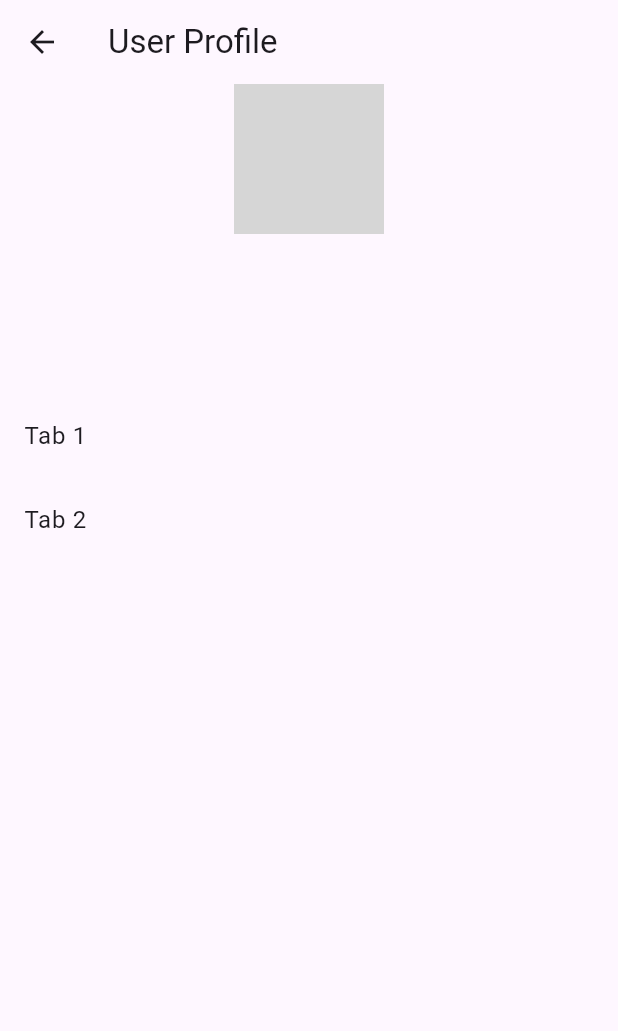
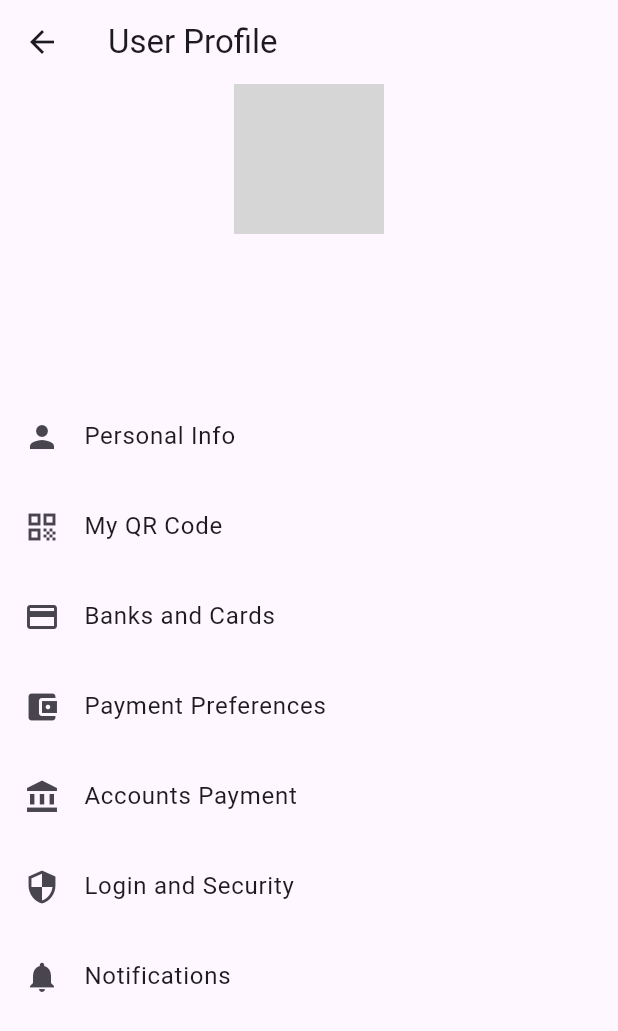
Before and after one commit to JanaviMahadik/payment-management-app, a Flutter app: the UserProfilePage screen opened directly with empty values, on a phone screen of 412 x 824 dp. Shown: the top 1031 px of the screen. Run offline on Flutter 3.47's test engine with Material 3 defaults, Android fonts, the phone set to English and light mode, and no system bars; our stand-ins replace shimmer; accounts and stored records are empty; network calls fail; grey boxes are pictures that could not be loaded.

Commit message:
added more tabs in the user profile section and beautified it

```diff
--- a/lib/appbar_screen.dart
+++ b/lib/appbar_screen.dart
@@ -400,19 +400,55 @@ class UserProfilePage extends StatelessWidget {
                   ),
                 ),
                 SizedBox(height: 20.0),
-                ListTile(
-                  title: Text('Tab 1'),
-                  onTap: () {
-                    // Handle tap for Tab 1
-                  },
+                Container(
+                  height: 60.0, // Adjust the height as needed
+                  child: ListTile(
+                    leading: Icon(Icons.person),
+                    title: Text('Personal Info'),
+                  ),
                 ),
-                ListTile(
-                  title: Text('Tab 2'),
-                  onTap: () {
-                    // Handle tap for Tab 2
-                  },
+                Container(
+                  height: 60.0, // Adjust the height as needed
+                  child: ListTile(
+                    leading: Icon(Icons.qr_code),
+                    title: Text('My QR Code'),
+                  ),
                 ),
-                // Add more ListTiles for additional tabs
+                Container(
+                  height: 60.0, // Adjust the height as needed
+                  child: ListTile(
+                    leading: Icon(Icons.credit_card),
+                    title: Text('Banks and Cards'),
+                  ),
+                ),
+                Container(
+                  height: 60.0, // Adjust the height as needed
+                  child: ListTile(
+                    leading: Icon(Icons.account_balance_wallet),
+                    title: Text('Payment Preferences'),
+                  ),
+                ),
+                Container(
+                  height: 60.0, // Adjust the height as needed
+                  child: ListTile(
+                    leading: Icon(Icons.account_balance),
+                    title: Text('Accounts Payment'),
+                  ),
+                ),
+                Container(
+                  height: 60.0, // Adjust the height as needed
+                  child: ListTile(
+                    leading: Icon(Icons.security),
+                    title: Text('Login and Security'),
+                  ),
+                ),
+                Container(
+                  height: 60.0, // Adjust the height as needed
+                  child: ListTile(
+                    leading: Icon(Icons.notifications),
+                    title: Text('Notifications'),
+                  ),
+                ),
               ],
             ),
           ),
```
